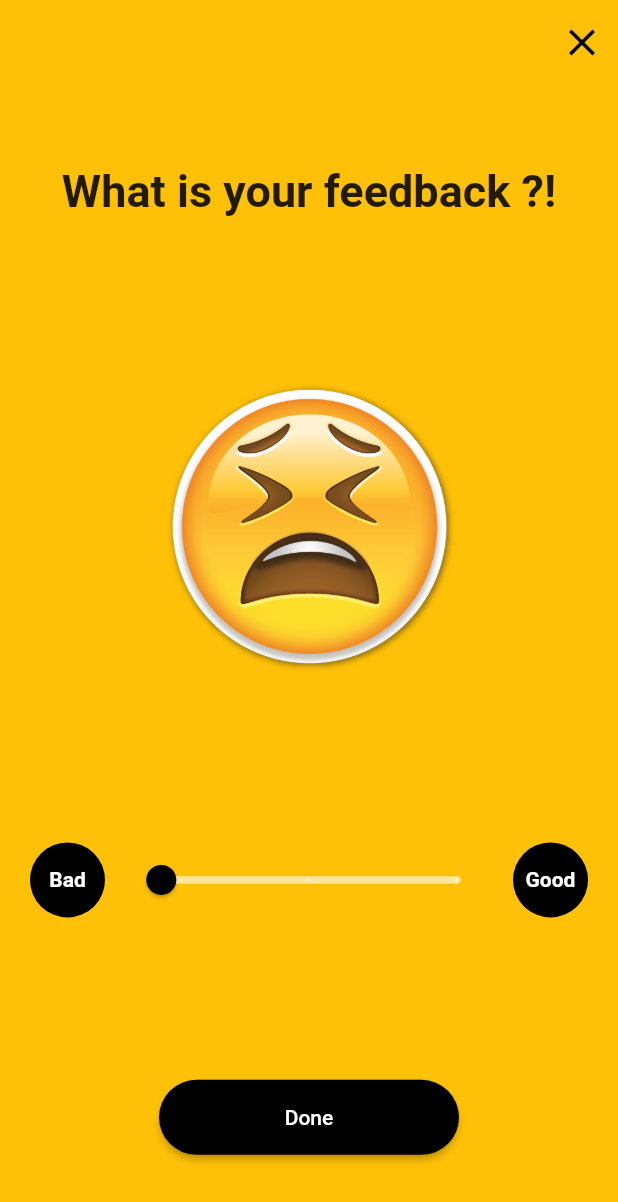
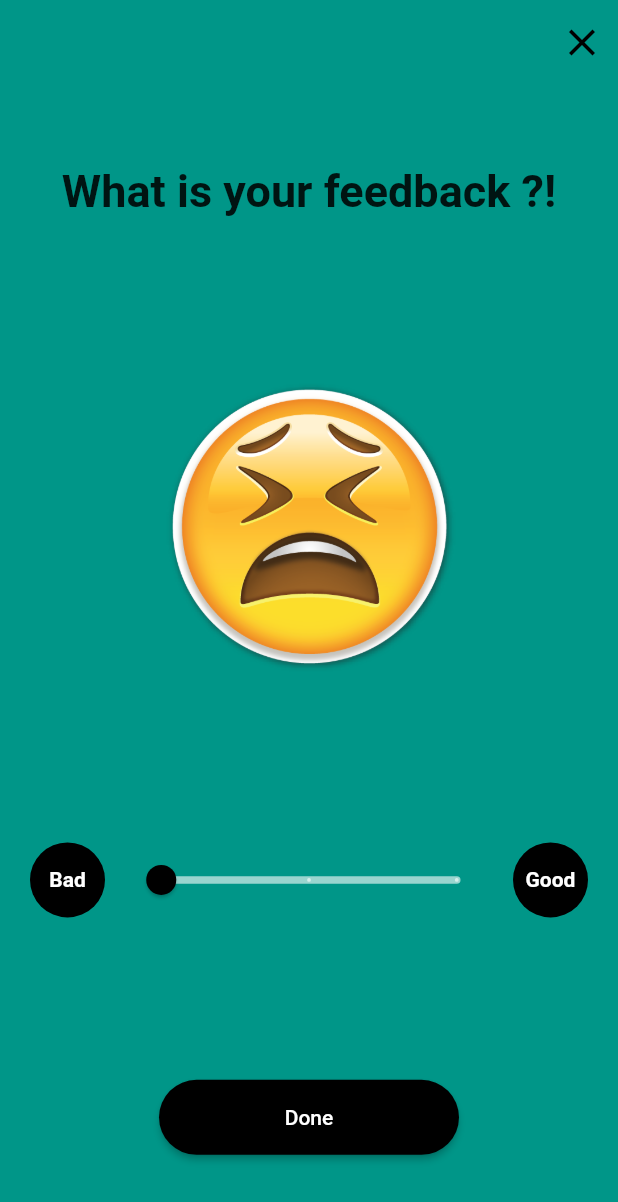
Before and after one commit to mahmoud-eslami/feedback_page, a Flutter app: the screen it shows after launch, after a tap on "FeedBack Page", on a phone screen of 412 x 824 dp. Shown: the top 1202 px of the screen. Run offline on Flutter 3.47's test engine with Material 2 defaults, Android fonts, the light colour scheme and no system bars.

Commit message:
show case added

```diff
--- a/example/lib/main.dart
+++ b/example/lib/main.dart
@@ -59,7 +59,7 @@ class _SecondState extends State<Second> {
         myValue = value;
       },
       imgPath: list,
-      backgroundColor: Colors.amber,
+      backgroundColor: Colors.teal,
       closeIcon: Icons.close,
       closeIconOnPress: () {
         print('close clicked');
```
Also changed, not shown: example/showCase/rsz_1screenshot_1593267243.png (added), example/showCase/rsz_screenshot_1593411057.png (added), example/showCase/rsz_screenshot_1593411082.png (added), 1 other file.
